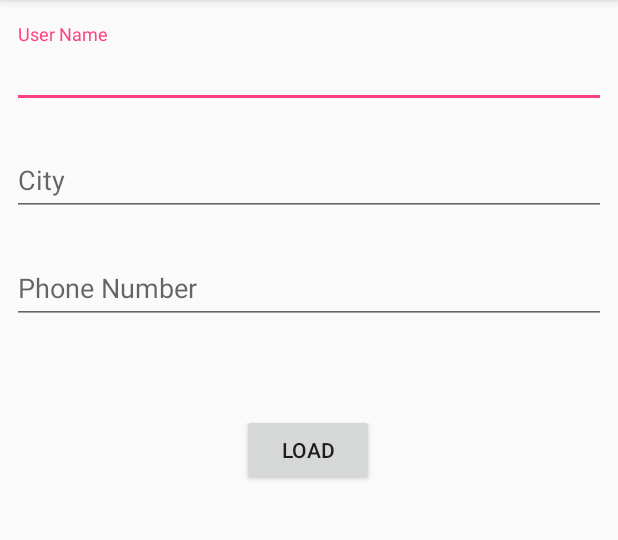
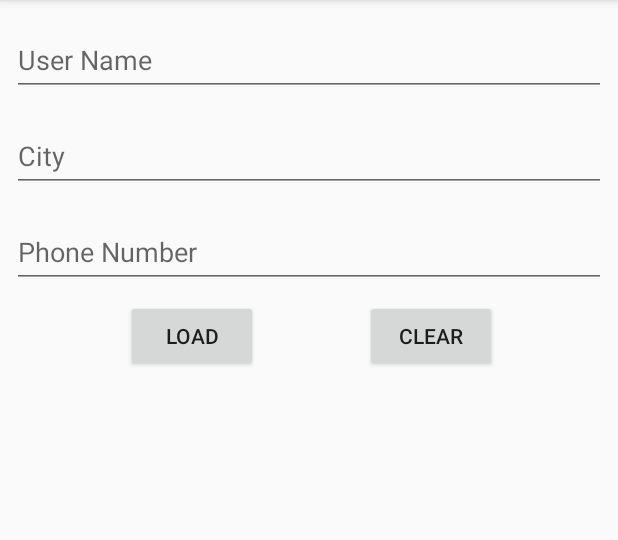
Before and after one commit to adliano/DemoSQLiteOpenHelper, an Android app: the screen it shows after launch (DemoMainActivity), on a phone screen of 412 x 824 dp, the part 84-624 px from its top. Run offline under Robolectric (Android 15) with nearby library versions, the phone set to English and light mode, and no system bars.

Commit message:
Added the buton to delete data from SQLite database and the TextView to display output

```diff
--- a/app/src/main/AndroidManifest.xml
+++ b/app/src/main/AndroidManifest.xml
@@ -19,3 +19,5 @@
     </application>
 
 </manifest>
+
+    <!--android:windowSoftInputMode="stateVisible"-->
--- a/app/src/main/java/com/adliano/demosqliteopenhelper/ContactDatabaseHelper.java
+++ b/app/src/main/java/com/adliano/demosqliteopenhelper/ContactDatabaseHelper.java
@@ -6,31 +6,22 @@ import android.database.sqlite.SQLiteOpenHelper;
 
 /**
  * Created by adliano on 7/7/17.
- * SQLiteOpenHelper
+ * SQLiteOpenHelper, used to create , upgrade and downgrade database
  */
 
-public class ContactDatabaseHelper extends SQLiteOpenHelper
+class ContactDatabaseHelper extends SQLiteOpenHelper
 {
-    private Context context;
-
-    public ContactDatabaseHelper(Context context)
+    ContactDatabaseHelper(Context context)
     {
         // will pass properties to super using the DatabaseEntries
         super(context, DatabaseEntries.DATABASE_NAME, null, DatabaseEntries.DATABASE_VERSION);
-        this.context = context;
     }
 
     // Method Called to create DataBase
     @Override
     public void onCreate(SQLiteDatabase db)
     {
-
-        String SQL_CREATE_TABLE = "CREATE TABLE "+ TableEntries.TABLE_NAME+
-                "( "+ TableEntries._ID+" INTEGER PRIMARY KEY,"+
-                TableEntries.COLUMN_USER_NAME+" TEXT,"+ TableEntries.COLUMN_CITY+
-                " TEXT,"+ TableEntries.COLUMN_PHONE_NUMBER+" TEXT)";
-
-        db.execSQL(SQL_CREATE_TABLE);
+        db.execSQL(DatabaseEntries.TableEntries.SQL_CREATE_TABLE);
     }
 
     // Method called to upgrade DataBase
@@ -39,7 +30,7 @@ public class ContactDatabaseHelper extends SQLiteOpenHelper
     {
         // here you need to create the query to first drop the table and after call onCreate
         /* ******* THIS WILL DELETE ALL DATA ****** */
-        String dropTable = "DROP TABLE IF EXISTS "+ TableEntries.TABLE_NAME;
+        String dropTable = "DROP TABLE IF EXISTS "+ DatabaseEntries.TableEntries.TABLE_NAME;
         db.execSQL(dropTable);
         onCreate(db);
     }
--- a/app/src/main/res/layout/activity_demo_main.xml
+++ b/app/src/main/res/layout/activity_demo_main.xml
@@ -5,7 +5,8 @@
     xmlns:tools="http://schemas.android.com/tools"
     android:layout_width="match_parent"
     android:layout_height="match_parent"
-    tools:context="com.adliano.demosqliteopenhelper.DemoMainActivity">
+    tools:context="com.adliano.demosqliteopenhelper.DemoMainActivity"
+    android:focusableInTouchMode="true">
 
 
     <android.support.design.widget.TextInputLayout
@@ -16,7 +17,7 @@
         android:layout_marginLeft="8dp"
         app:layout_constraintLeft_toLeftOf="parent"
         app:layout_constraintTop_toTopOf="parent"
-        android:layout_marginTop="16dp"
+        android:layout_marginTop="8dp"
         android:layout_marginStart="8dp"
         android:layout_marginEnd="8dp"
         android:id="@+id/textInputLayout">
@@ -36,7 +37,7 @@
         app:layout_constraintRight_toRightOf="parent"
         android:layout_marginLeft="8dp"
         app:layout_constraintLeft_toLeftOf="parent"
-        android:layout_marginTop="16dp"
+        android:layout_marginTop="8dp"
         app:layout_constraintTop_toBottomOf="@+id/textInputLayout"
         android:layout_marginStart="8dp"
         android:layout_marginEnd="8dp"
@@ -57,9 +58,11 @@
         app:layout_constraintRight_toRightOf="parent"
         android:layout_marginLeft="8dp"
         app:layout_constraintLeft_toLeftOf="parent"
-        android:layout_marginTop="16dp"
+        android:layout_marginTop="8dp"
         app:layout_constraintTop_toBottomOf="@+id/textInputLayout2"
-        android:id="@+id/textInputLayout3">
+        android:id="@+id/textInputLayout3"
+        android:layout_marginStart="8dp"
+        android:layout_marginEnd="8dp">
 
         <android.support.v7.widget.AppCompatEditText
             android:id="@+id/ed_phoneNumber_id"
@@ -73,13 +76,44 @@
         android:layout_width="wrap_content"
         android:layout_height="wrap_content"
         android:text="@string/load"
-        android:layout_marginTop="60dp"
+        android:onClick="buttonLoadAction"
+        android:id="@+id/appCompatButton"
+        android:layout_marginTop="8dp"
         app:layout_constraintTop_toBottomOf="@+id/textInputLayout3"
+        android:layout_marginLeft="8dp"
+        app:layout_constraintLeft_toLeftOf="parent"
+        android:layout_marginRight="8dp"
+        app:layout_constraintRight_toRightOf="@+id/tv_outputText_id"
+        app:layout_constraintHorizontal_bias="0.26"/>
+
+    <android.support.v7.widget.AppCompatButton
+        android:layout_width="wrap_content"
+        android:layout_height="wrap_content"
+        android:text="@string/clear"
+        android:layout_marginTop="8dp"
+        app:layout_constraintTop_toBottomOf="@+id/textInputLayout3"
+        android:id="@+id/appCompatButton2"
         android:layout_marginRight="8dp"
         app:layout_constraintRight_toRightOf="parent"
         android:layout_marginLeft="8dp"
+        app:layout_constraintLeft_toLeftOf="@+id/tv_outputText_id"
+        app:layout_constraintHorizontal_bias="0.75"
+        android:onClick="buttonClear"/>
+
+    <android.support.v7.widget.AppCompatTextView
+        android:id="@+id/tv_outputText_id"
+        android:layout_width="0dp"
+        android:layout_height="wrap_content"
+        android:layout_marginRight="16dp"
+        app:layout_constraintRight_toRightOf="parent"
+        android:layout_marginLeft="16dp"
         app:layout_constraintLeft_toLeftOf="parent"
-        app:layout_constraintHorizontal_bias="0.498"
-        android:onClick="buttonLoadAction"/>
+        app:layout_constraintHorizontal_bias="0.0"
+        android:layout_marginTop="8dp"
+        app:layout_constraintTop_toBottomOf="@+id/appCompatButton"
+        android:textColor="@color/black"
+        android:textStyle="bold"
+        android:layout_marginStart="16dp"
+        android:layout_marginEnd="16dp"/>
 
 </android.support.constraint.ConstraintLayout>
--- a/app/src/main/res/values/colors.xml
+++ b/app/src/main/res/values/colors.xml
@@ -3,4 +3,5 @@
     <color name="colorPrimary">#3F51B5</color>
     <color name="colorPrimaryDark">#303F9F</color>
     <color name="colorAccent">#FF4081</color>
+    <color name="black">#000000</color>
 </resources>
--- a/app/src/main/res/values/strings.xml
+++ b/app/src/main/res/values/strings.xml
@@ -5,4 +5,5 @@
     <string name="phone_number">Phone Number</string>
     <string name="load">Load</string>
     <string name="check_fields">Check Fields</string>
+    <string name="clear">Clear</string>
 </resources>
```
Also changed, not shown: app/src/main/java/com/adliano/demosqliteopenhelper/DatabaseEntries.java (+28 -3 lines), app/src/main/java/com/adliano/demosqliteopenhelper/DemoMainActivity.java (+70 -11 lines), app/src/main/java/com/adliano/demosqliteopenhelper/TableEntries.java (deleted, +0 -25 lines).
